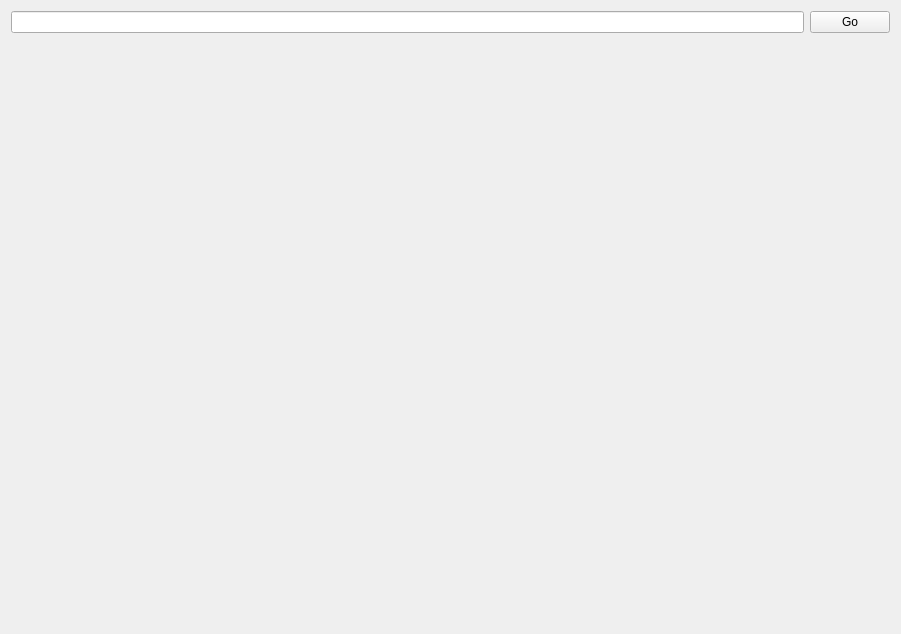
Qt form topjcdialog.ui (chozabu/WebScriptRS) before a commit.
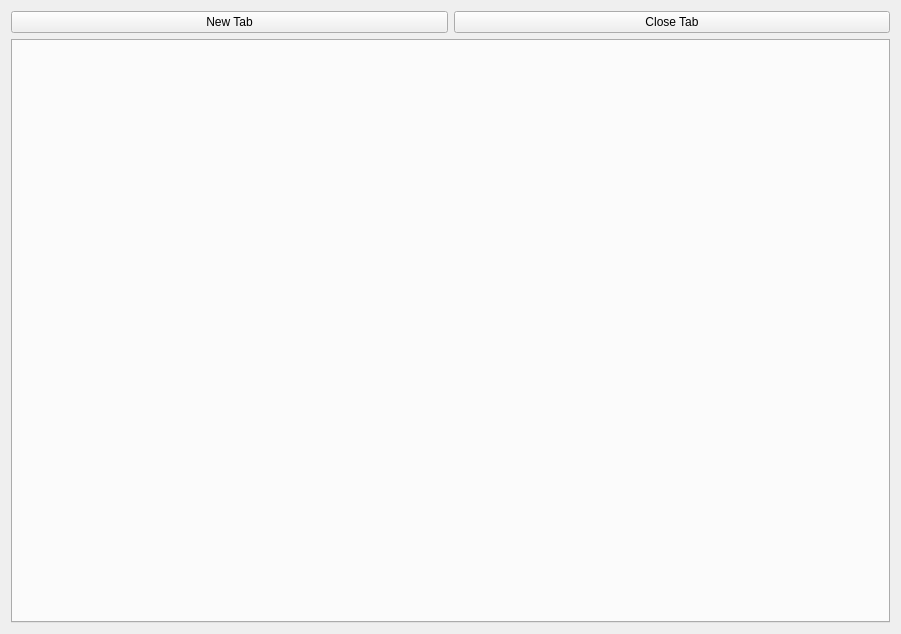
The same form after that commit.

```diff
--- a/topjcdialog.ui
+++ b/topjcdialog.ui
@@ -14,23 +14,37 @@
    <string>Form</string>
   </property>
   <layout class="QGridLayout" name="gridLayout">
-   <item row="2" column="0">
+   <item row="1" column="0">
+    <widget class="QTabWidget" name="webTabs">
+     <property name="tabPosition">
+      <enum>QTabWidget::North</enum>
+     </property>
+     <property name="currentIndex">
+      <number>-1</number>
+     </property>
+    </widget>
+   </item>
+   <item row="3" column="0" rowspan="2">
+    <layout class="QVBoxLayout" name="verticalLayout"/>
+   </item>
+   <item row="0" column="0">
     <layout class="QHBoxLayout" name="horizontalLayout">
      <item>
-      <widget class="QLineEdit" name="lineEdit"/>
+      <widget class="QPushButton" name="newTabBtn">
+       <property name="text">
+        <string>New Tab</string>
+       </property>
+      </widget>
      </item>
      <item>
       <widget class="QPushButton" name="testButton">
        <property name="text">
-        <string>Go</string>
+        <string>Close Tab</string>
        </property>
       </widget>
      </item>
     </layout>
    </item>
-   <item row="3" column="0" rowspan="2">
-    <layout class="QVBoxLayout" name="verticalLayout" stretch=""/>
-   </item>
   </layout>
  </widget>
  <resources/>
```
Left out of the diff: 2 changed lines with no effect on the pictures.
